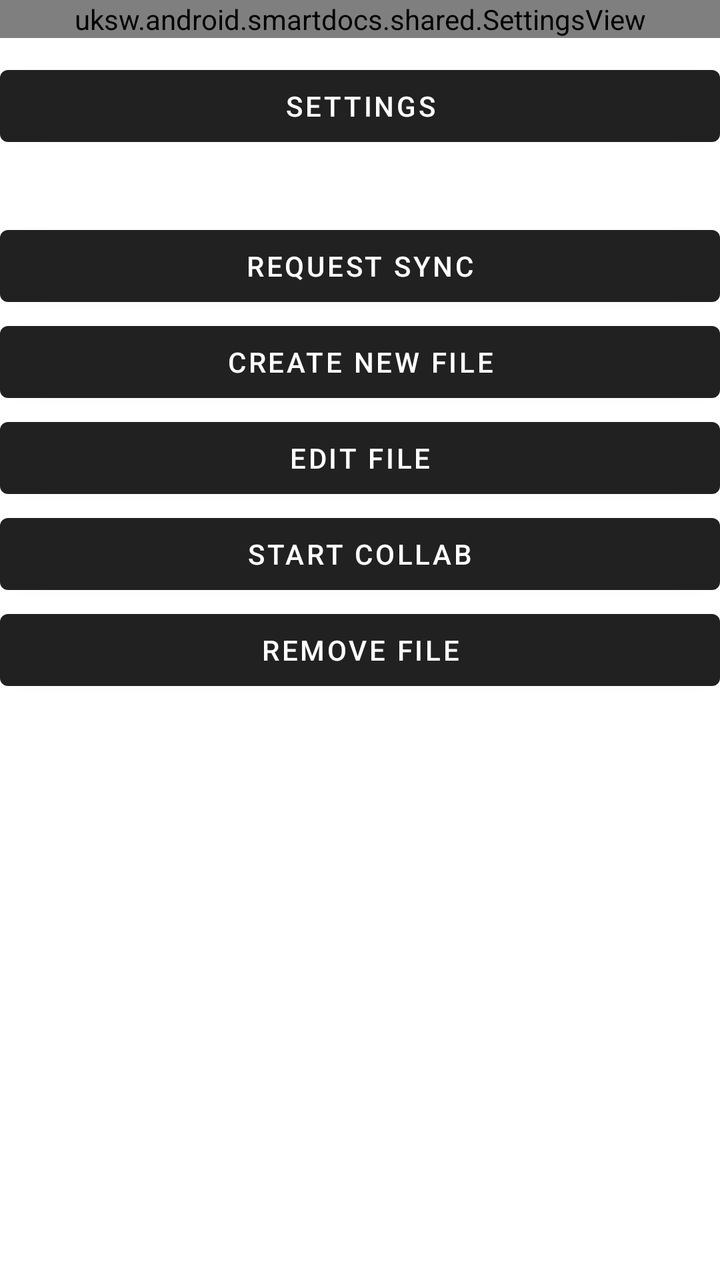
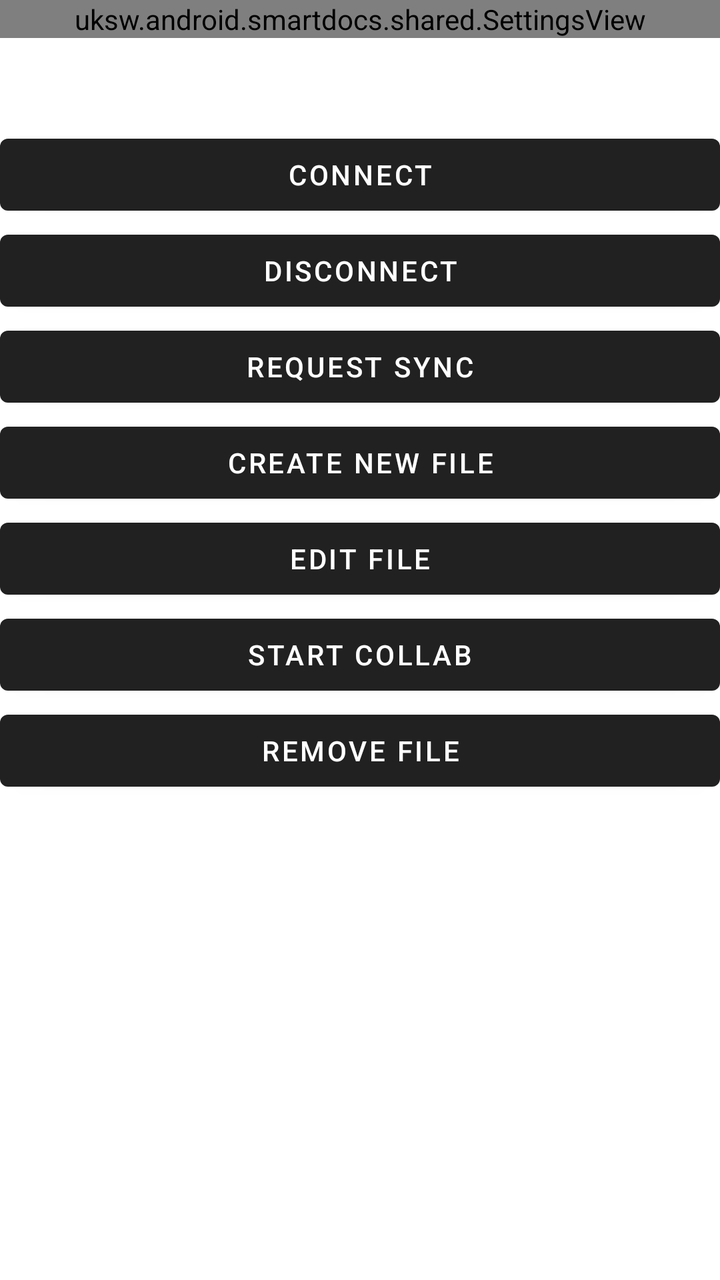

An Android layout rendered at two revisions. The XML below is the earlier revision; the diff shows what the commit changed to produce the second picture.
<!-- AndroidManifest.xml: application theme Theme.SmartDocs -->
<!-- res/layout/activity_main.xml -->
<?xml version="1.0" encoding="utf-8"?>
<LinearLayout xmlns:android="http://schemas.android.com/apk/res/android"
    xmlns:tools="http://schemas.android.com/tools"
    android:id="@+id/main"
    android:layout_width="match_parent"
    android:layout_height="match_parent"
    android:layout_margin="18dp"
    android:orientation="vertical"
    tools:context=".MainActivity">

    <uksw.android.smartdocs.shared.SettingsView
        android:id="@+id/settings_view"
        android:layout_width="match_parent"
        android:layout_height="wrap_content"
        android:layout_marginBottom="10dp" />

    <Button
        android:id="@+id/button_settings"
        android:layout_width="match_parent"
        android:layout_height="wrap_content"
        android:layout_marginBottom="32dp"
        android:text="@string/settings" />

    <Button
        android:id="@+id/button_sync"
        android:layout_width="match_parent"
        android:layout_height="wrap_content"
        android:text="@string/request_sync" />

    <Button
        android:id="@+id/button_create"
        android:layout_width="match_parent"
        android:layout_height="wrap_content"
        android:text="@string/create_file" />

    <Button
        android:id="@+id/button_edit"
        android:layout_width="match_parent"
        android:layout_height="wrap_content"
        android:text="@string/edit_file" />

    <Button
        android:id="@+id/button_col_lab"
        android:layout_width="match_parent"
        android:layout_height="wrap_content"
        android:text="@string/start_col_lab" />

    <Button
        android:id="@+id/button_remove"
        android:layout_width="match_parent"
        android:layout_height="wrap_content"
        android:text="@string/remove_file" />

</LinearLayout>
<!-- resources referenced by this layout -->
<resources>
  <string name="create_file">Create New File</string>
  <string name="edit_file">Edit File</string>
  <string name="remove_file">Remove File</string>
  <string name="request_sync">Request Sync</string>
  <string name="settings">Settings</string>
  <string name="start_col_lab">Start ColLab</string>
  <style name="Theme.SmartDocs" parent="Base.Theme.SmartDocs" />
  <style name="Base.Theme.SmartDocs" parent="Theme.MaterialComponents.DayNight.DarkActionBar">
          
          
      </style>
</resources>

<!-- the commit's change to res/layout/activity_main.xml (unified diff, before → after) -->
@@ -14,12 +14,24 @@
         android:layout_height="wrap_content"
         android:layout_marginBottom="10dp" />
 
-    <Button
-        android:id="@+id/button_settings"
+    <TextView
+        android:id="@+id/textview_status"
         android:layout_width="match_parent"
         android:layout_height="wrap_content"
-        android:layout_marginBottom="32dp"
-        android:text="@string/settings" />
+        android:layout_marginBottom="10dp"
+        android:textSize="18sp" />
+
+    <Button
+        android:id="@+id/button_connect"
+        android:layout_width="match_parent"
+        android:layout_height="wrap_content"
+        android:text="@string/connect" />
+
+    <Button
+        android:id="@+id/button_disconnect"
+        android:layout_width="match_parent"
+        android:layout_height="wrap_content"
+        android:text="@string/disconnect" />
 
     <Button
         android:id="@+id/button_sync"
<!-- resource entries referenced after the edit -->
@@ -1,10 +1,11 @@
 <!-- resources referenced by this layout -->
 <resources>
+  <string name="connect">Connect</string>
   <string name="create_file">Create New File</string>
+  <string name="disconnect">Disconnect</string>
   <string name="edit_file">Edit File</string>
   <string name="remove_file">Remove File</string>
   <string name="request_sync">Request Sync</string>
-  <string name="settings">Settings</string>
   <string name="start_col_lab">Start ColLab</string>
   <style name="Theme.SmartDocs" parent="Base.Theme.SmartDocs" />
   <style name="Base.Theme.SmartDocs" parent="Theme.MaterialComponents.DayNight.DarkActionBar">
